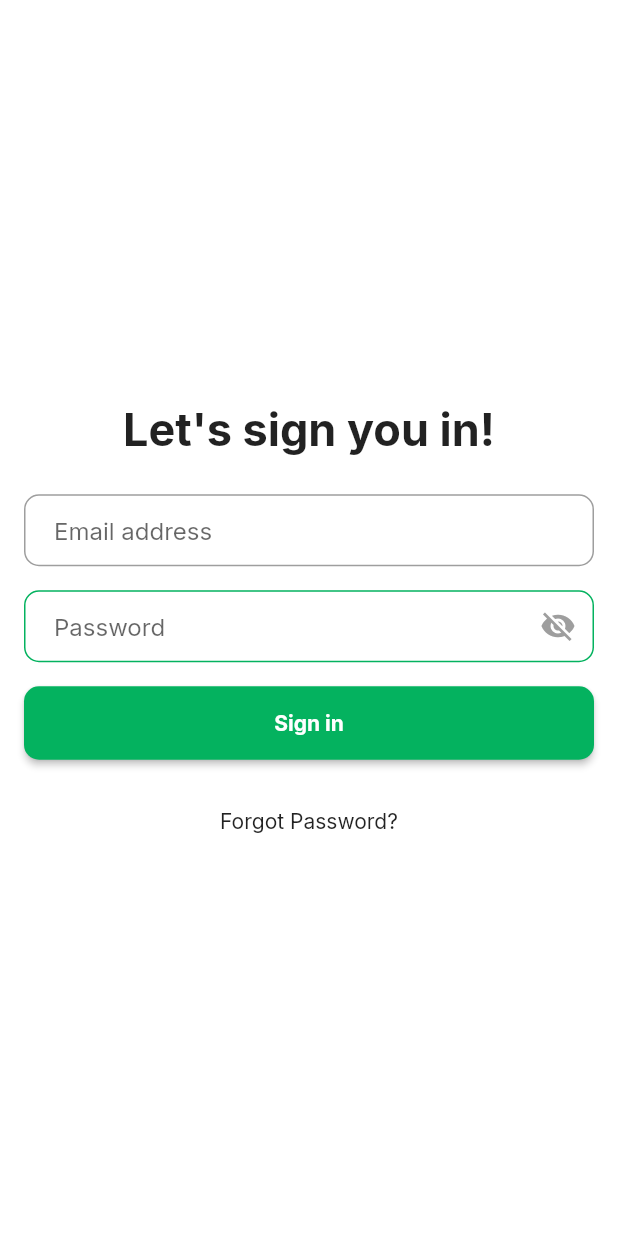
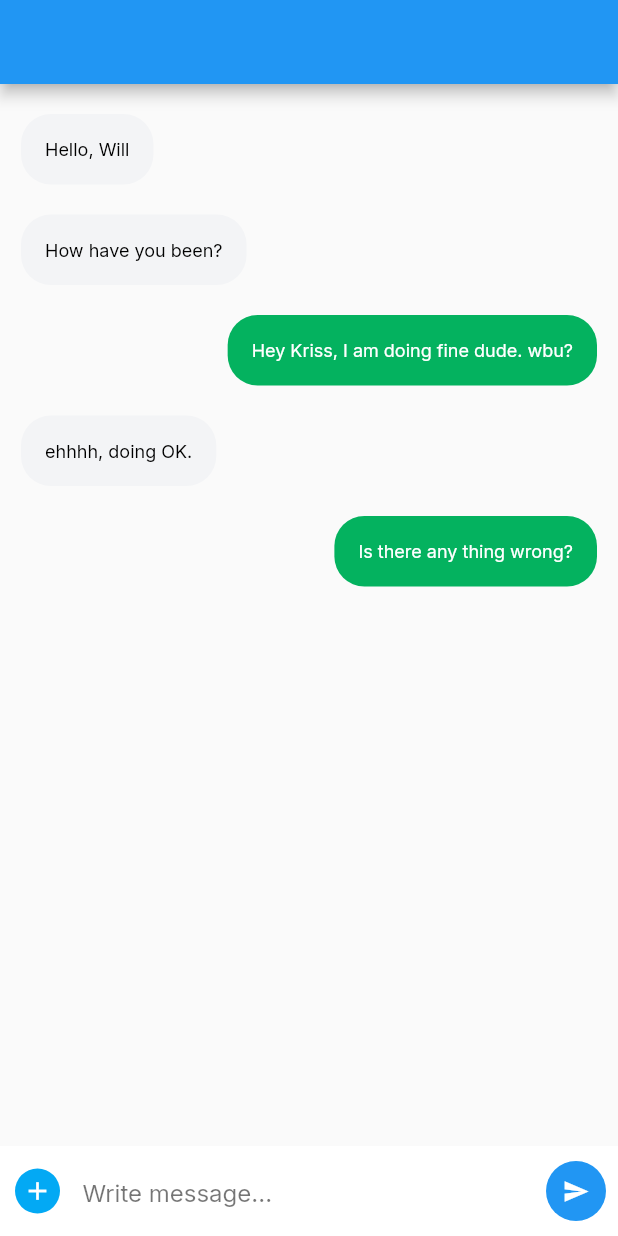
Before and after one commit to Misfit-Mushfiq/myalice, a Flutter app: the screen it shows after launch, on a phone screen of 412 x 824 dp. Run offline on Flutter 3.47's test engine with Material 2 defaults, Android fonts, the light colour scheme and no system bars; our stand-ins replace dio, flutter_spinkit, get, google_fonts, shared_preferences; missing offline and left inert: pusher_client.

Commit message:
Login api implemented, Chat Page added

```diff
--- a/lib/controllers/apiControllers/loginApiController.dart
+++ b/lib/controllers/apiControllers/loginApiController.dart
@@ -6,9 +6,9 @@ class LoginApiController extends BaseApiController {
   static String _loginPath = "accounts/login";
 
   Future<LoginResponse> login(String email, String password) async {
-    Response response = await getDio()!.post(_loginPath,data: {
-      'username':'raphhael@misfit.tech',
-      'password':'raphael1234',
+    Response response = await getDio()!.post(_loginPath, data: {
+      'username': email /* 'raphhael@misfit.tech' */,
+      'password': password /* 'raphael1234' */,
     });
     return LoginResponse.fromJson(response.data);
   }
--- a/lib/main.dart
+++ b/lib/main.dart
@@ -2,6 +2,7 @@ import 'package:flutter/material.dart';
 import 'package:get/get_navigation/src/root/get_material_app.dart';
 import 'package:get/route_manager.dart';
 import 'package:google_fonts/google_fonts.dart';
+import 'package:myalice/screens/chatDetails.dart';
 import 'package:myalice/screens/loginScreen.dart';
 import 'package:myalice/screens/splashScreen.dart';
 import 'package:myalice/utils/constant_strings.dart';
@@ -19,8 +20,9 @@ class MyApp extends StatelessWidget {
         Theme.of(context).textTheme,
       )),
       getPages: [
-        GetPage(name: LOGIN_PAGE, page: ()=> LoginScreen())
-      ],
+        GetPage(name: LOGIN_PAGE, page: () => LoginScreen()),
+        GetPage(name: CHAT_DETAILS_PAGE, page: () => ChatDetails())
+        ],
     );
   }
 }
--- /dev/null
+++ b/lib/models/chatModel/chat.dart
@@ -0,0 +1,7 @@
+import 'package:flutter/cupertino.dart';
+
+class ChatMessage{
+  String? messageContent;
+  String? messageType;
+  ChatMessage({@required this.messageContent, @required this.messageType});
+}
--- /dev/null
+++ b/lib/screens/chatDetails.dart
@@ -0,0 +1,130 @@
+import 'package:flutter/cupertino.dart';
+import 'package:flutter/material.dart';
+import 'package:myalice/models/chatModel/chat.dart';
+import 'package:myalice/utils/constant_strings.dart';
+
+class ChatDetails extends StatefulWidget {
+  @override
+  _ChatDetailsState createState() => _ChatDetailsState();
+}
+
+class _ChatDetailsState extends State<ChatDetails> {
+  late List<ChatMessage> messages;
+
+  @override
+  void initState() {
+    super.initState();
+    messages = [
+      ChatMessage(messageContent: "Hello, Will", messageType: "receiver"),
+      ChatMessage(
+          messageContent: "How have you been?", messageType: "receiver"),
+      ChatMessage(
+          messageContent: "Hey Kriss, I am doing fine dude. wbu?",
+          messageType: "sender"),
+      ChatMessage(messageContent: "ehhhh, doing OK.", messageType: "receiver"),
+      ChatMessage(
+          messageContent: "Is there any thing wrong?", messageType: "sender"),
+    ];
+  }
+
+  @override
+  Widget build(BuildContext context) {
+    return Scaffold(
+        appBar: AppBar(),
+        body: Stack(
+          children: <Widget>[
+            ListView.builder(
+              itemCount: messages.length,
+              shrinkWrap: true,
+              padding: EdgeInsets.only(top: 10, bottom: 10),
+              physics: NeverScrollableScrollPhysics(),
+              itemBuilder: (context, index) {
+                return Container(
+                  padding:
+                      EdgeInsets.only(left: 14, right: 14, top: 10, bottom: 10),
+                  child: Align(
+                    alignment: (messages[index].messageType == "receiver"
+                        ? Alignment.topLeft
+                        : Alignment.topRight),
+                    child: Container(
+                      decoration: BoxDecoration(
+                        borderRadius: BorderRadius.circular(20),
+                        color: (messages[index].messageType == "receiver"
+                            ? CHAT_RECEIVER
+                            : CHAT_SENDER),
+                      ),
+                      padding: EdgeInsets.all(16),
+                      child: Text(
+                        messages[index].messageContent!,
+                        style: TextStyle(
+                            fontSize: 12,
+                            color: (messages[index].messageType == "receiver"
+                                ? Colors.black
+                                : Colors.white)),
+                      ),
+                    ),
+                  ),
+                );
+              },
+            ),
+            Align(
+              alignment: Alignment.bottomLeft,
+              child: Container(
+                padding: EdgeInsets.only(left: 10, bottom: 10, top: 10),
+                height: 60,
+                width: double.infinity,
+                color: Colors.white,
+                child: Row(
+                  children: <Widget>[
+                    GestureDetector(
+                      onTap: () {},
+                      child: Container(
+                        height: 30,
+                        width: 30,
+                        decoration: BoxDecoration(
+                          color: Colors.lightBlue,
+                          borderRadius: BorderRadius.circular(30),
+                        ),
+                        child: Icon(
+                          Icons.add,
+                          color: Colors.white,
+                          size: 20,
+                        ),
+                      ),
+                    ),
+                    SizedBox(
+                      width: 15,
+                    ),
+                    Expanded(
+                      child: TextField(
+                        decoration: InputDecoration(
+                            hintText: "Write message...",
+                            hintStyle: TextStyle(color: Colors.black54),
+                            border: InputBorder.none),
+                      ),
+                    ),
+                    SizedBox(
+                      width: 15,
+                    ),
+                    FloatingActionButton(
+                      onPressed: () {
+                        messages.add(ChatMessage(
+                            messageContent: "messageContent",
+                            messageType: "messageType"));
+                      },
+                      child: Icon(
+                        Icons.send,
+                        color: Colors.white,
+                        size: 18,
+                      ),
+                      backgroundColor: Colors.blue,
+                      elevation: 0,
+                    ),
+                  ],
+                ),
+              ),
+            ),
+          ],
+        ));
+  }
+}
--- a/lib/utils/constant_strings.dart
+++ b/lib/utils/constant_strings.dart
@@ -8,7 +8,9 @@ const LOGIN_SCREEN_TITLE = "Let's sign you in!";
 ///COLORS///
 const SPLASH_SCREEN_BACKGROUND = const Color(0xFF1F2937);
 const ALICE_GREEN = const Color(0xFF04B25F);
-
+const CHAT_RECEIVER = const Color(0xFFF3F4F6);
+const CHAT_SENDER = const Color(0xFF04B25F);
 
 ///PAGE ROUTE NAMES///
 const LOGIN_PAGE = "loginPage";
+const CHAT_DETAILS_PAGE = "chatDetailsPage";
--- a/pubspec.yaml
+++ b/pubspec.yaml
@@ -13,12 +13,13 @@ dependencies:
 
   cupertino_icons: ^1.0.2
   get:
-  web_socket_channel: ^2.1.0
   pusher_client: ^1.1.3
   dio: ^4.0.0
   flutter_launcher_icons: ^0.9.0
   flutter_svg: ^0.22.0
   google_fonts: ^2.1.0
+  shared_preferences: ^2.0.6
+  flutter_spinkit: ^4.1.2
 
 dev_dependencies:
   flutter_test:
@@ -32,4 +33,4 @@ flutter:
 flutter_icons:
   android: "launcher_icon"
   ios: true
-  image_path: "assets/launch_icon/myalice.png"
+  image_path: "assets/launch_icon/appicon.png"
```
Also changed, not shown: lib/screens/first.dart (+13 -7 lines), lib/screens/loginScreen.dart (+39 -2 lines), lib/screens/splashScreen.dart (+7 -2 lines), lib/utils/shared_pref.dart (added, +60 -0 lines), assets/launch_icon/appicon.png (added), assets/launch_icon/appicon.svg (added), pubspec.lock, 22 other files.
